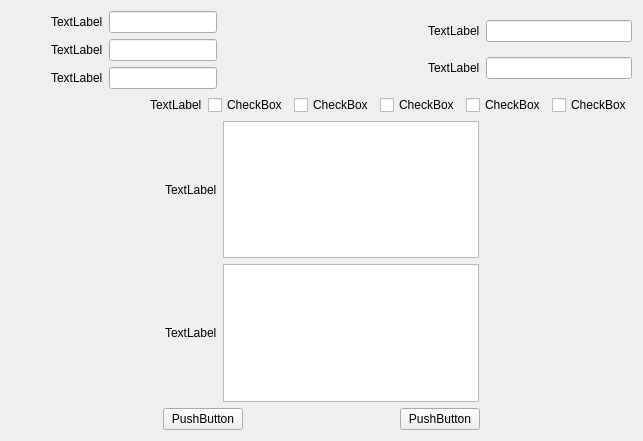
This is src/ui/windows/createTicket/CreateTicketWidget.ui in coolvann/AutoWorkshop as Qt 5 draws it before an edit. The edited form follows.
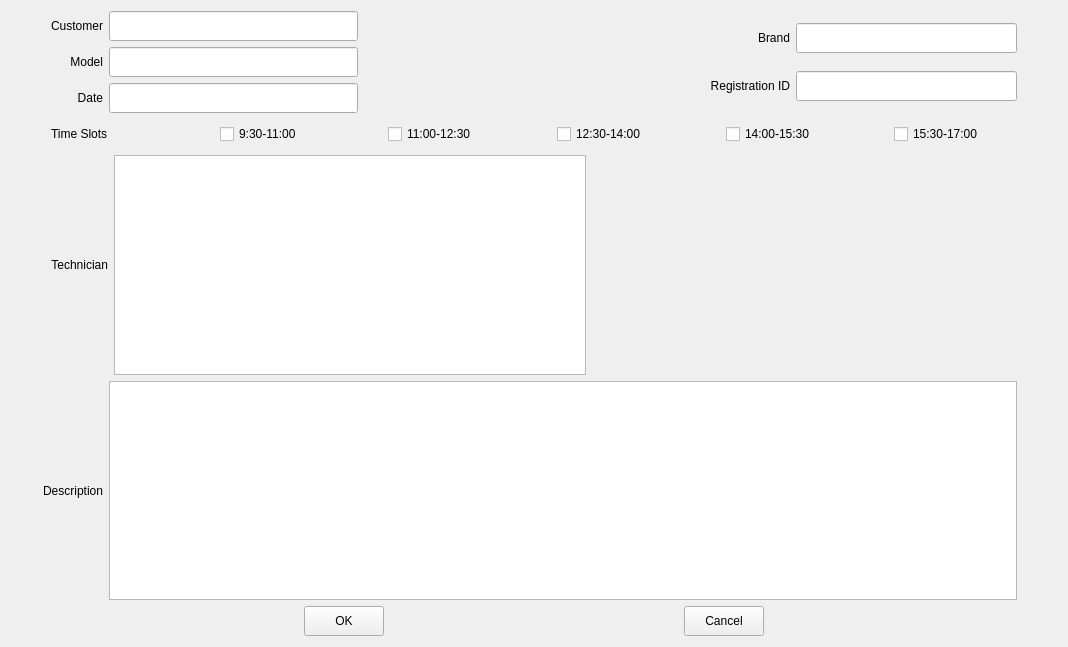
This is the edited form.

Commit message: show create ticket page

Patch:
```diff
--- a/src/ui/windows/createTicket/CreateTicketWidget.ui
+++ b/src/ui/windows/createTicket/CreateTicketWidget.ui
@@ -6,45 +6,185 @@
    <rect>
     <x>0</x>
     <y>0</y>
-    <width>643</width>
-    <height>441</height>
+    <width>1068</width>
+    <height>647</height>
    </rect>
   </property>
   <property name="windowTitle">
    <string>Form</string>
   </property>
   <layout class="QGridLayout" name="gridLayout_6">
+   <item row="1" column="0">
+    <layout class="QHBoxLayout" name="horizontalLayout_6">
+     <item>
+      <spacer name="horizontalSpacer_10">
+       <property name="orientation">
+        <enum>Qt::Orientation::Horizontal</enum>
+       </property>
+       <property name="sizeType">
+        <enum>QSizePolicy::Policy::Minimum</enum>
+       </property>
+       <property name="sizeHint" stdset="0">
+        <size>
+         <width>40</width>
+         <height>20</height>
+        </size>
+       </property>
+      </spacer>
+     </item>
+     <item>
+      <widget class="QLabel" name="label_6">
+       <property name="minimumSize">
+        <size>
+         <width>0</width>
+         <height>30</height>
+        </size>
+       </property>
+       <property name="text">
+        <string>Time Slots</string>
+       </property>
+      </widget>
+     </item>
+     <item>
+      <widget class="QCheckBox" name="checkBox">
+       <property name="minimumSize">
+        <size>
+         <width>0</width>
+         <height>30</height>
+        </size>
+       </property>
+       <property name="text">
+        <string>9:30-11:00</string>
+       </property>
+      </widget>
+     </item>
+     <item>
+      <widget class="QCheckBox" name="checkBox_2">
+       <property name="text">
+        <string>11:00-12:30</string>
+       </property>
+      </widget>
+     </item>
+     <item>
+      <widget class="QCheckBox" name="checkBox_3">
+       <property name="minimumSize">
+        <size>
+         <width>0</width>
+         <height>30</height>
+        </size>
+       </property>
+       <property name="text">
+        <string>12:30-14:00</string>
+       </property>
+      </widget>
+     </item>
+     <item>
+      <widget class="QCheckBox" name="checkBox_4">
+       <property name="minimumSize">
+        <size>
+         <width>0</width>
+         <height>30</height>
+        </size>
+       </property>
+       <property name="text">
+        <string>14:00-15:30</string>
+       </property>
+      </widget>
+     </item>
+     <item>
+      <widget class="QCheckBox" name="checkBox_5">
+       <property name="minimumSize">
+        <size>
+         <width>0</width>
+         <height>30</height>
+        </size>
+       </property>
+       <property name="text">
+        <string>15:30-17:00</string>
+       </property>
+      </widget>
+     </item>
+    </layout>
+   </item>
    <item row="0" column="0">
     <layout class="QHBoxLayout" name="horizontalLayout_2">
      <item>
       <layout class="QGridLayout" name="gridLayout_4">
        <item row="1" column="2">
-        <widget class="QLineEdit" name="lineEdit_2"/>
+        <widget class="QLineEdit" name="lineEdit_2">
+         <property name="minimumSize">
+          <size>
+           <width>0</width>
+           <height>30</height>
+          </size>
+         </property>
+        </widget>
        </item>
        <item row="2" column="2">
-        <widget class="QLineEdit" name="lineEdit_3"/>
+        <widget class="QLineEdit" name="lineEdit_3">
+         <property name="minimumSize">
+          <size>
+           <width>0</width>
+           <height>30</height>
+          </size>
+         </property>
+        </widget>
        </item>
        <item row="0" column="2">
-        <widget class="QLineEdit" name="lineEdit"/>
+        <widget class="QLineEdit" name="lineEdit">
+         <property name="minimumSize">
+          <size>
+           <width>0</width>
+           <height>30</height>
+          </size>
+         </property>
+        </widget>
        </item>
        <item row="2" column="1">
         <widget class="QLabel" name="label_3">
+         <property name="minimumSize">
+          <size>
+           <width>0</width>
+           <height>30</height>
+          </size>
+         </property>
          <property name="text">
-          <string>TextLabel</string>
+          <string>Date</string>
+         </property>
+         <property name="alignment">
+          <set>Qt::AlignmentFlag::AlignRight|Qt::AlignmentFlag::AlignTrailing|Qt::AlignmentFlag::AlignVCenter</set>
          </property>
         </widget>
        </item>
        <item row="0" column="1">
         <widget class="QLabel" name="label">
+         <property name="minimumSize">
+          <size>
+           <width>0</width>
+           <height>30</height>
+          </size>
+         </property>
          <property name="text">
-          <string>TextLabel</string>
+          <string>Customer</string>
+         </property>
+         <property name="alignment">
+          <set>Qt::AlignmentFlag::AlignRight|Qt::AlignmentFlag::AlignTrailing|Qt::AlignmentFlag::AlignVCenter</set>
          </property>
         </widget>
        </item>
        <item row="1" column="1">
         <widget class="QLabel" name="label_2">
+         <property name="minimumSize">
+          <size>
+           <width>0</width>
+           <height>30</height>
+          </size>
+         </property>
          <property name="text">
-          <string>TextLabel</string>
+          <string>Model</string>
+         </property>
+         <property name="alignment">
+          <set>Qt::AlignmentFlag::AlignRight|Qt::AlignmentFlag::AlignTrailing|Qt::AlignmentFlag::AlignVCenter</set>
          </property>
         </widget>
        </item>
@@ -53,6 +193,9 @@
          <property name="orientation">
           <enum>Qt::Orientation::Horizontal</enum>
          </property>
+         <property name="sizeType">
+          <enum>QSizePolicy::Policy::Minimum</enum>
+         </property>
          <property name="sizeHint" stdset="0">
           <size>
            <width>40</width>
@@ -78,129 +221,78 @@
      </item>
      <item>
       <layout class="QGridLayout" name="gridLayout_5">
-       <item row="0" column="1">
-        <widget class="QLineEdit" name="lineEdit_4"/>
+       <item row="1" column="1">
+        <widget class="QLineEdit" name="lineEdit_6">
+         <property name="minimumSize">
+          <size>
+           <width>0</width>
+           <height>30</height>
+          </size>
+         </property>
+        </widget>
        </item>
        <item row="0" column="0">
         <widget class="QLabel" name="label_5">
+         <property name="minimumSize">
+          <size>
+           <width>0</width>
+           <height>30</height>
+          </size>
+         </property>
          <property name="text">
-          <string>TextLabel</string>
+          <string>Brand</string>
+         </property>
+         <property name="alignment">
+          <set>Qt::AlignmentFlag::AlignRight|Qt::AlignmentFlag::AlignTrailing|Qt::AlignmentFlag::AlignVCenter</set>
          </property>
         </widget>
        </item>
-       <item row="1" column="1">
-        <widget class="QLineEdit" name="lineEdit_6"/>
-       </item>
        <item row="1" column="0">
         <widget class="QLabel" name="label_4">
+         <property name="minimumSize">
+          <size>
+           <width>0</width>
+           <height>30</height>
+          </size>
+         </property>
          <property name="text">
-          <string>TextLabel</string>
+          <string>Registration ID</string>
          </property>
+         <property name="alignment">
+          <set>Qt::AlignmentFlag::AlignRight|Qt::AlignmentFlag::AlignTrailing|Qt::AlignmentFlag::AlignVCenter</set>
+         </property>
         </widget>
        </item>
+       <item row="0" column="1">
+        <widget class="QLineEdit" name="lineEdit_4">
+         <property name="minimumSize">
+          <size>
+           <width>0</width>
+           <height>30</height>
+          </size>
+         </property>
+        </widget>
+       </item>
+       <item row="0" column="2">
+        <spacer name="horizontalSpacer_11">
+         <property name="orientation">
+          <enum>Qt::Orientation::Horizontal</enum>
+         </property>
+         <property name="sizeType">
+          <enum>QSizePolicy::Policy::Minimum</enum>
+         </property>
+         <property name="sizeHint" stdset="0">
+          <size>
+           <width>40</width>
+           <height>20</height>
+          </size>
+         </property>
+        </spacer>
+       </item>
       </layout>
      </item>
     </layout>
    </item>
-   <item row="1" column="0">
-    <layout class="QHBoxLayout" name="horizontalLayout_6">
-     <item>
-      <spacer name="horizontalSpacer_10">
-       <property name="orientation">
-        <enum>Qt::Orientation::Horizontal</enum>
-       </property>
-       <property name="sizeHint" stdset="0">
-        <size>
-         <width>40</width>
-         <height>20</height>
-        </size>
-       </property>
-      </spacer>
-     </item>
-     <item>
-      <widget class="QLabel" name="label_6">
-       <property name="text">
-        <string>TextLabel</string>
-       </property>
-      </widget>
-     </item>
-     <item>
-      <widget class="QCheckBox" name="checkBox">
-       <property name="text">
-        <string>CheckBox</string>
-       </property>
-      </widget>
-     </item>
-     <item>
-      <widget class="QCheckBox" name="checkBox_2">
-       <property name="text">
-        <string>CheckBox</string>
-       </property>
-      </widget>
-     </item>
-     <item>
-      <widget class="QCheckBox" name="checkBox_3">
-       <property name="text">
-        <string>CheckBox</string>
-       </property>
-      </widget>
-     </item>
-     <item>
-      <widget class="QCheckBox" name="checkBox_4">
-       <property name="text">
-        <string>CheckBox</string>
-       </property>
-      </widget>
-     </item>
-     <item>
-      <widget class="QCheckBox" name="checkBox_5">
-       <property name="text">
-        <string>CheckBox</string>
-       </property>
-      </widget>
-     </item>
-    </layout>
-   </item>
-   <item row="2" column="0">
-    <layout class="QHBoxLayout" name="horizontalLayout_7">
-     <item>
-      <spacer name="horizontalSpacer_6">
-       <property name="orientation">
-        <enum>Qt::Orientation::Horizontal</enum>
-       </property>
-       <property name="sizeHint" stdset="0">
-        <size>
-         <width>40</width>
-         <height>20</height>
-        </size>
-       </property>
-      </spacer>
-     </item>
-     <item>
-      <widget class="QLabel" name="label_7">
-       <property name="text">
-        <string>TextLabel</string>
-       </property>
-      </widget>
-     </item>
-     <item>
-      <widget class="QListWidget" name="listWidget"/>
-     </item>
-     <item>
-      <spacer name="horizontalSpacer_8">
-       <property name="orientation">
-        <enum>Qt::Orientation::Horizontal</enum>
-       </property>
-       <property name="sizeHint" stdset="0">
-        <size>
-         <width>40</width>
-         <height>20</height>
-        </size>
-       </property>
-      </spacer>
-     </item>
-    </layout>
-   </item>
    <item row="3" column="0">
     <layout class="QHBoxLayout" name="horizontalLayout_8">
      <item>
@@ -208,9 +300,12 @@
        <property name="orientation">
         <enum>Qt::Orientation::Horizontal</enum>
        </property>
+       <property name="sizeType">
+        <enum>QSizePolicy::Policy::Minimum</enum>
+       </property>
        <property name="sizeHint" stdset="0">
         <size>
-         <width>40</width>
+         <width>32</width>
          <height>20</height>
         </size>
        </property>
@@ -219,7 +314,10 @@
      <item>
       <widget class="QLabel" name="label_8">
        <property name="text">
-        <string>TextLabel</string>
+        <string>Description</string>
+       </property>
+       <property name="alignment">
+        <set>Qt::AlignmentFlag::AlignRight|Qt::AlignmentFlag::AlignTrailing|Qt::AlignmentFlag::AlignVCenter</set>
        </property>
       </widget>
      </item>
@@ -231,6 +329,9 @@
        <property name="orientation">
         <enum>Qt::Orientation::Horizontal</enum>
        </property>
+       <property name="sizeType">
+        <enum>QSizePolicy::Policy::Minimum</enum>
+       </property>
        <property name="sizeHint" stdset="0">
         <size>
          <width>40</width>
@@ -258,8 +359,14 @@
      </item>
      <item>
       <widget class="QPushButton" name="pushButton">
+       <property name="minimumSize">
+        <size>
+         <width>0</width>
+         <height>30</height>
+        </size>
+       </property>
        <property name="text">
-        <string>PushButton</string>
+        <string>OK</string>
        </property>
       </widget>
      </item>
@@ -278,8 +385,14 @@
      </item>
      <item>
       <widget class="QPushButton" name="pushButton_2">
+       <property name="minimumSize">
+        <size>
+         <width>0</width>
+         <height>30</height>
+        </size>
+       </property>
        <property name="text">
-        <string>PushButton</string>
+        <string>Cancel</string>
        </property>
       </widget>
      </item>
@@ -298,6 +411,55 @@
      </item>
     </layout>
    </item>
+   <item row="2" column="0">
+    <layout class="QHBoxLayout" name="horizontalLayout_7">
+     <item>
+      <spacer name="horizontalSpacer_6">
+       <property name="orientation">
+        <enum>Qt::Orientation::Horizontal</enum>
+       </property>
+       <property name="sizeType">
+        <enum>QSizePolicy::Policy::Minimum</enum>
+       </property>
+       <property name="sizeHint" stdset="0">
+        <size>
+         <width>40</width>
+         <height>20</height>
+        </size>
+       </property>
+      </spacer>
+     </item>
+     <item>
+      <widget class="QLabel" name="label_7">
+       <property name="text">
+        <string>Technician</string>
+       </property>
+       <property name="alignment">
+        <set>Qt::AlignmentFlag::AlignRight|Qt::AlignmentFlag::AlignTrailing|Qt::AlignmentFlag::AlignVCenter</set>
+       </property>
+      </widget>
+     </item>
+     <item>
+      <widget class="QListWidget" name="listWidget"/>
+     </item>
+     <item>
+      <spacer name="horizontalSpacer_8">
+       <property name="orientation">
+        <enum>Qt::Orientation::Horizontal</enum>
+       </property>
+       <property name="sizeType">
+        <enum>QSizePolicy::Policy::MinimumExpanding</enum>
+       </property>
+       <property name="sizeHint" stdset="0">
+        <size>
+         <width>40</width>
+         <height>20</height>
+        </size>
+       </property>
+      </spacer>
+     </item>
+    </layout>
+   </item>
   </layout>
  </widget>
  <resources/>
```
The commit also changes 4 other files.
